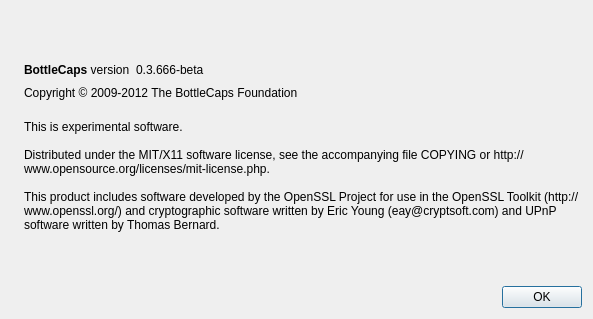
magi-retro/peercoin, file src/qt/forms/aboutdialog.ui: the form before one commit.
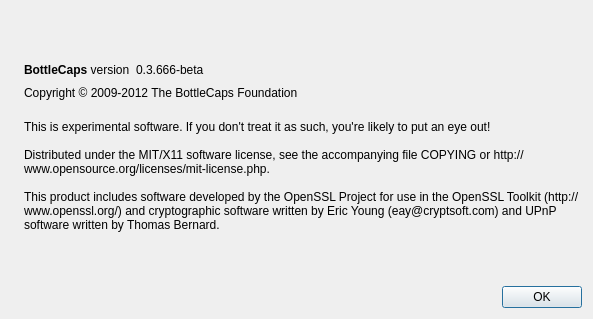
The form after the commit. Icons and pictures are not drawn.

Commit message: FORK-BOTTLE: [REMOVE] This is experimental software message

What changed in the file:
```diff
--- a/src/qt/forms/aboutdialog.ui
+++ b/src/qt/forms/aboutdialog.ui
@@ -105,7 +105,7 @@
        </property>
        <property name="text">
         <string>
-This is experimental software.
+This is experimental software. If you don't treat it as such, you're likely to put an eye out!
 
 Distributed under the MIT/X11 software license, see the accompanying file COPYING or http://www.opensource.org/licenses/mit-license.php.
 
```
